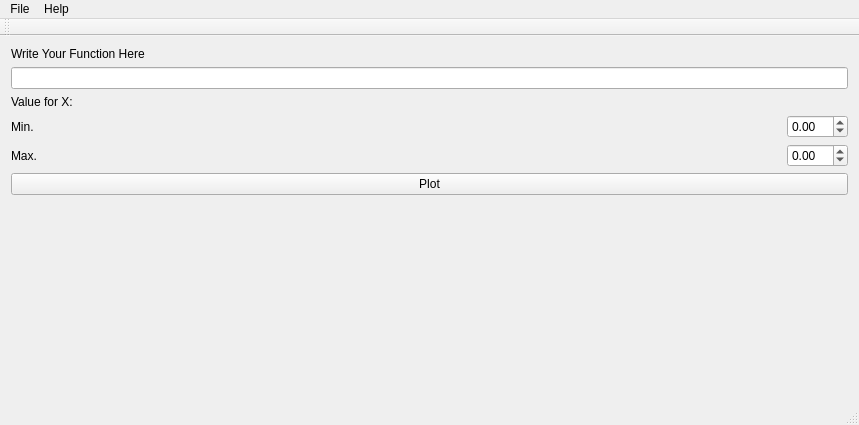
The window that mainwindow.ui (AmmarYasser97/function-plotter) describes before a commit, drawn with Qt 5.
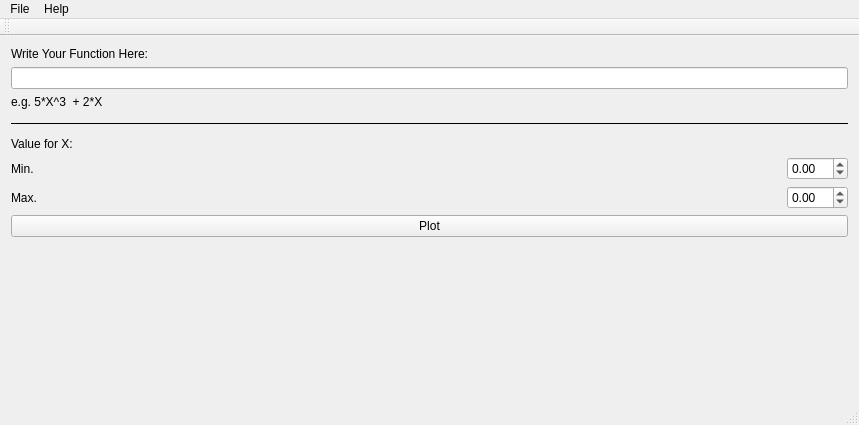
The same window after the commit.

```diff
--- a/mainwindow.ui
+++ b/mainwindow.ui
@@ -16,23 +16,46 @@
   <widget class="QWidget" name="centralWidget">
    <layout class="QHBoxLayout" name="horizontalLayout_5">
     <item>
-     <layout class="QHBoxLayout" name="horizontalLayout_4" stretch="0,1">
+     <layout class="QHBoxLayout" name="horizontalLayout_4" stretch="0,2">
       <item>
        <layout class="QVBoxLayout" name="verticalLayout">
         <item>
          <layout class="QVBoxLayout" name="verticalLayout_2">
           <item>
            <widget class="QLabel" name="label">
+            <property name="frameShape">
+             <enum>QFrame::NoFrame</enum>
+            </property>
             <property name="text">
-             <string>Write Your Function Here</string>
+             <string>Write Your Function Here:</string>
             </property>
            </widget>
           </item>
           <item>
            <widget class="QLineEdit" name="equLine"/>
           </item>
+          <item>
+           <widget class="QLabel" name="label_5">
+            <property name="text">
+             <string>e.g. 5*X^3  + 2*X</string>
+            </property>
+           </widget>
+          </item>
+          <item>
+           <widget class="QLabel" name="label_6">
+            <property name="frameShape">
+             <enum>QFrame::HLine</enum>
+            </property>
+            <property name="text">
+             <string/>
+            </property>
+           </widget>
+          </item>
           <item>
            <widget class="QLabel" name="label_4">
+            <property name="frameShape">
+             <enum>QFrame::NoFrame</enum>
+            </property>
             <property name="text">
              <string>Value for X:</string>
             </property>
```
